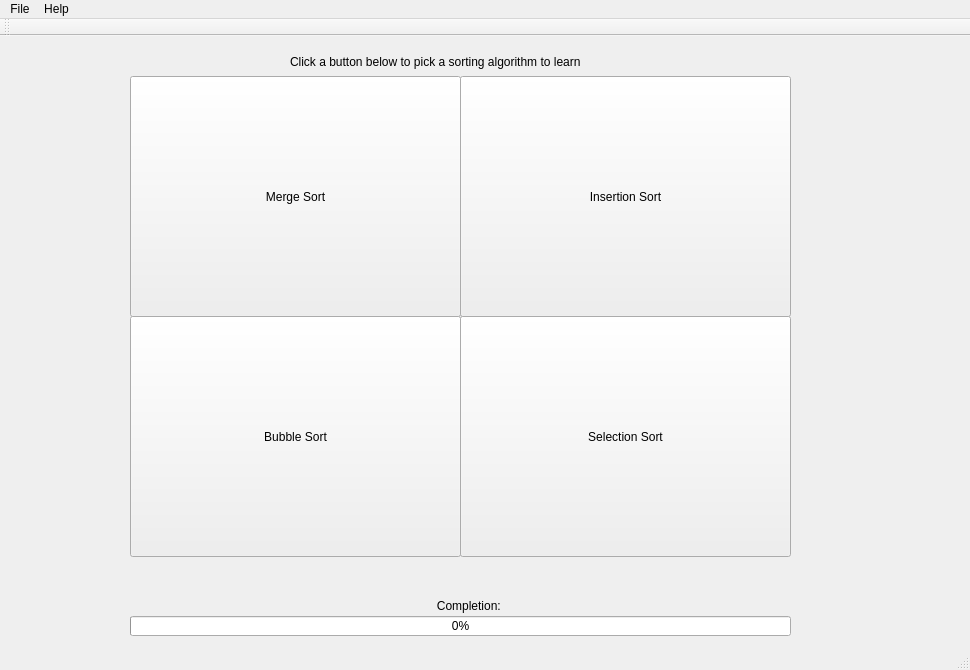
JonWiggins/SortingAlgorithmGame, file mainwindow.ui: the form before one commit.
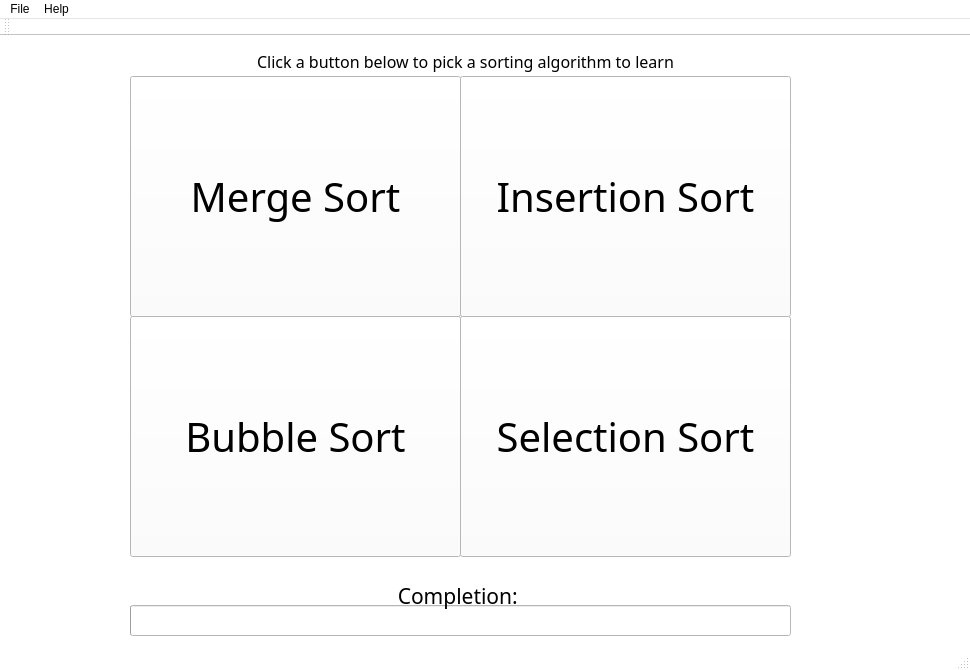
The form after the commit. The open tabs and pages were chosen to show the change.

Commit message: Added changes to make the ui look more pleasent and added a ground and a border to the boxes

The edit to the form file:
```diff
--- a/mainwindow.ui
+++ b/mainwindow.ui
@@ -10,9 +10,427 @@
     <height>670</height>
    </rect>
   </property>
+  <property name="palette">
+   <palette>
+    <active>
+     <colorrole role="WindowText">
+      <brush brushstyle="SolidPattern">
+       <color alpha="255">
+        <red>0</red>
+        <green>0</green>
+        <blue>0</blue>
+       </color>
+      </brush>
+     </colorrole>
+     <colorrole role="Button">
+      <brush brushstyle="SolidPattern">
+       <color alpha="255">
+        <red>255</red>
+        <green>255</green>
+        <blue>255</blue>
+       </color>
+      </brush>
+     </colorrole>
+     <colorrole role="Light">
+      <brush brushstyle="SolidPattern">
+       <color alpha="255">
+        <red>255</red>
+        <green>255</green>
+        <blue>255</blue>
+       </color>
+      </brush>
+     </colorrole>
+     <colorrole role="Midlight">
+      <brush brushstyle="SolidPattern">
+       <color alpha="255">
+        <red>255</red>
+        <green>255</green>
+        <blue>255</blue>
+       </color>
+      </brush>
+     </colorrole>
+     <colorrole role="Dark">
+      <brush brushstyle="SolidPattern">
+       <color alpha="255">
+        <red>127</red>
+        <green>127</green>
+        <blue>127</blue>
+       </color>
+      </brush>
+     </colorrole>
+     <colorrole role="Mid">
+      <brush brushstyle="SolidPattern">
+       <color alpha="255">
+        <red>170</red>
+        <green>170</green>
+        <blue>170</blue>
+       </color>
+      </brush>
+     </colorrole>
+     <colorrole role="Text">
+      <brush brushstyle="SolidPattern">
+       <color alpha="255">
+        <red>0</red>
+        <green>0</green>
+        <blue>0</blue>
+       </color>
+      </brush>
+     </colorrole>
+     <colorrole role="BrightText">
+      <brush brushstyle="SolidPattern">
+       <color alpha="255">
+        <red>255</red>
+        <green>255</green>
+        <blue>255</blue>
+       </color>
+      </brush>
+     </colorrole>
+     <colorrole role="ButtonText">
+      <brush brushstyle="SolidPattern">
+       <color alpha="255">
+        <red>0</red>
+        <green>0</green>
+        <blue>0</blue>
+       </color>
+      </brush>
+     </colorrole>
+     <colorrole role="Base">
+      <brush brushstyle="SolidPattern">
+       <color alpha="255">
+        <red>255</red>
+        <green>255</green>
+        <blue>255</blue>
+       </color>
+      </brush>
+     </colorrole>
+     <colorrole role="Window">
+      <brush brushstyle="SolidPattern">
+       <color alpha="255">
+        <red>255</red>
+        <green>255</green>
+        <blue>255</blue>
+       </color>
+      </brush>
+     </colorrole>
+     <colorrole role="Shadow">
+      <brush brushstyle="SolidPattern">
+       <color alpha="255">
+        <red>0</red>
+        <green>0</green>
+        <blue>0</blue>
+       </color>
+      </brush>
+     </colorrole>
+     <colorrole role="AlternateBase">
+      <brush brushstyle="SolidPattern">
+       <color alpha="255">
+        <red>255</red>
+        <green>255</green>
+        <blue>255</blue>
+       </color>
+      </brush>
+     </colorrole>
+     <colorrole role="ToolTipBase">
+      <brush brushstyle="SolidPattern">
+       <color alpha="255">
+        <red>255</red>
+        <green>255</green>
+        <blue>220</blue>
+       </color>
+      </brush>
+     </colorrole>
+     <colorrole role="ToolTipText">
+      <brush brushstyle="SolidPattern">
+       <color alpha="255">
+        <red>0</red>
+        <green>0</green>
+        <blue>0</blue>
+       </color>
+      </brush>
+     </colorrole>
+    </active>
+    <inactive>
+     <colorrole role="WindowText">
+      <brush brushstyle="SolidPattern">
+       <color alpha="255">
+        <red>0</red>
+        <green>0</green>
+        <blue>0</blue>
+       </color>
+      </brush>
+     </colorrole>
+     <colorrole role="Button">
+      <brush brushstyle="SolidPattern">
+       <color alpha="255">
+        <red>255</red>
+        <green>255</green>
+        <blue>255</blue>
+       </color>
+      </brush>
+     </colorrole>
+     <colorrole role="Light">
+      <brush brushstyle="SolidPattern">
+       <color alpha="255">
+        <red>255</red>
+        <green>255</green>
+        <blue>255</blue>
+       </color>
+      </brush>
+     </colorrole>
+     <colorrole role="Midlight">
+      <brush brushstyle="SolidPattern">
+       <color alpha="255">
+        <red>255</red>
+        <green>255</green>
+        <blue>255</blue>
+       </color>
+      </brush>
+     </colorrole>
+     <colorrole role="Dark">
+      <brush brushstyle="SolidPattern">
+       <color alpha="255">
+        <red>127</red>
+        <green>127</green>
+        <blue>127</blue>
+       </color>
+      </brush>
+     </colorrole>
+     <colorrole role="Mid">
+      <brush brushstyle="SolidPattern">
+       <color alpha="255">
+        <red>170</red>
+        <green>170</green>
+        <blue>170</blue>
+       </color>
+      </brush>
+     </colorrole>
+     <colorrole role="Text">
+      <brush brushstyle="SolidPattern">
+       <color alpha="255">
+        <red>0</red>
+        <green>0</green>
+        <blue>0</blue>
+       </color>
+      </brush>
+     </colorrole>
+     <colorrole role="BrightText">
+      <brush brushstyle="SolidPattern">
+       <color alpha="255">
+        <red>255</red>
+        <green>255</green>
+        <blue>255</blue>
+       </color>
+      </brush>
+     </colorrole>
+     <colorrole role="ButtonText">
+      <brush brushstyle="SolidPattern">
+       <color alpha="255">
+        <red>0</red>
+        <green>0</green>
+        <blue>0</blue>
+       </color>
+      </brush>
+     </colorrole>
+     <colorrole role="Base">
+      <brush brushstyle="SolidPattern">
+       <color alpha="255">
+        <red>255</red>
+        <green>255</green>
+        <blue>255</blue>
+       </color>
+      </brush>
+     </colorrole>
+     <colorrole role="Window">
+      <brush brushstyle="SolidPattern">
+       <color alpha="255">
+        <red>255</red>
+        <green>255</green>
+        <blue>255</blue>
+       </color>
+      </brush>
+     </colorrole>
+     <colorrole role="Shadow">
+      <brush brushstyle="SolidPattern">
+       <color alpha="255">
+        <red>0</red>
+        <green>0</green>
+        <blue>0</blue>
+       </color>
+      </brush>
+     </colorrole>
+     <colorrole role="AlternateBase">
+      <brush brushstyle="SolidPattern">
+       <color alpha="255">
+        <red>255</red>
+        <green>255</green>
+        <blue>255</blue>
+       </color>
+      </brush>
+     </colorrole>
+     <colorrole role="ToolTipBase">
+      <brush brushstyle="SolidPattern">
+       <color alpha="255">
+        <red>255</red>
+        <green>255</green>
+        <blue>220</blue>
+       </color>
+      </brush>
+     </colorrole>
+     <colorrole role="ToolTipText">
+      <brush brushstyle="SolidPattern">
+       <color alpha="255">
+        <red>0</red>
+        <green>0</green>
+        <blue>0</blue>
+       </color>
+      </brush>
+     </colorrole>
+    </inactive>
+    <disabled>
+     <colorrole role="WindowText">
+      <brush brushstyle="SolidPattern">
+       <color alpha="255">
+        <red>127</red>
+        <green>127</green>
+        <blue>127</blue>
+       </color>
+      </brush>
+     </colorrole>
+     <colorrole role="Button">
+      <brush brushstyle="SolidPattern">
+       <color alpha="255">
+        <red>255</red>
+        <green>255</green>
+        <blue>255</blue>
+       </color>
+      </brush>
+     </colorrole>
+     <colorrole role="Light">
+      <brush brushstyle="SolidPattern">
+       <color alpha="255">
+        <red>255</red>
+        <green>255</green>
+        <blue>255</blue>
+       </color>
+      </brush>
+     </colorrole>
+     <colorrole role="Midlight">
+      <brush brushstyle="SolidPattern">
+       <color alpha="255">
+        <red>255</red>
+        <green>255</green>
+        <blue>255</blue>
+       </color>
+      </brush>
+     </colorrole>
+     <colorrole role="Dark">
+      <brush brushstyle="SolidPattern">
+       <color alpha="255">
+        <red>127</red>
+        <green>127</green>
+        <blue>127</blue>
+       </color>
+      </brush>
+     </colorrole>
+     <colorrole role="Mid">
+      <brush brushstyle="SolidPattern">
+       <color alpha="255">
+        <red>170</red>
+        <green>170</green>
+        <blue>170</blue>
+       </color>
+      </brush>
+     </colorrole>
+     <colorrole role="Text">
+      <brush brushstyle="SolidPattern">
+       <color alpha="255">
+        <red>127</red>
+        <green>127</green>
+        <blue>127</blue>
+       </color>
+      </brush>
+     </colorrole>
+     <colorrole role="BrightText">
+      <brush brushstyle="SolidPattern">
+       <color alpha="255">
+        <red>255</red>
+        <green>255</green>
+        <blue>255</blue>
+       </color>
+      </brush>
+     </colorrole>
+     <colorrole role="ButtonText">
+      <brush brushstyle="SolidPattern">
+       <color alpha="255">
+        <red>127</red>
+        <green>127</green>
+        <blue>127</blue>
+       </color>
+      </brush>
+     </colorrole>
+     <colorrole role="Base">
+      <brush brushstyle="SolidPattern">
+       <color alpha="255">
+        <red>255</red>
+        <green>255</green>
+        <blue>255</blue>
+       </color>
+      </brush>
+     </colorrole>
+     <colorrole role="Window">
+      <brush brushstyle="SolidPattern">
+       <color alpha="255">
+        <red>255</red>
+        <green>255</green>
+        <blue>255</blue>
+       </color>
+      </brush>
+     </colorrole>
+     <colorrole role="Shadow">
+      <brush brushstyle="SolidPattern">
+       <color alpha="255">
+        <red>0</red>
+        <green>0</green>
+        <blue>0</blue>
+       </color>
+      </brush>
+     </colorrole>
+     <colorrole role="AlternateBase">
+      <brush brushstyle="SolidPattern">
+       <color alpha="255">
+        <red>255</red>
+        <green>255</green>
+        <blue>255</blue>
+       </color>
+      </brush>
+     </colorrole>
+     <colorrole role="ToolTipBase">
+      <brush brushstyle="SolidPattern">
+       <color alpha="255">
+        <red>255</red>
+        <green>255</green>
+        <blue>220</blue>
+       </color>
+      </brush>
+     </colorrole>
+     <colorrole role="ToolTipText">
+      <brush brushstyle="SolidPattern">
+       <color alpha="255">
+        <red>0</red>
+        <green>0</green>
+        <blue>0</blue>
+       </color>
+      </brush>
+     </colorrole>
+    </disabled>
+   </palette>
+  </property>
   <property name="windowTitle">
    <string>MainWindow</string>
   </property>
+  <property name="autoFillBackground">
+   <bool>true</bool>
+  </property>
   <widget class="QWidget" name="centralWidget">
    <widget class="QStackedWidget" name="stackedWidget">
     <property name="geometry">
@@ -23,6 +441,424 @@
       <height>700</height>
      </rect>
     </property>
+    <property name="palette">
+     <palette>
+      <active>
+       <colorrole role="WindowText">
+        <brush brushstyle="SolidPattern">
+         <color alpha="255">
+          <red>0</red>
+          <green>0</green>
+          <blue>0</blue>
+         </color>
+        </brush>
+       </colorrole>
+       <colorrole role="Button">
+        <brush brushstyle="SolidPattern">
+         <color alpha="255">
+          <red>255</red>
+          <green>255</green>
+          <blue>255</blue>
+         </color>
+        </brush>
+       </colorrole>
+       <colorrole role="Light">
+        <brush brushstyle="SolidPattern">
+         <color alpha="255">
+          <red>255</red>
+          <green>255</green>
+          <blue>255</blue>
+         </color>
+        </brush>
+       </colorrole>
+       <colorrole role="Midlight">
+        <brush brushstyle="SolidPattern">
+         <color alpha="255">
+          <red>255</red>
+          <green>255</green>
+          <blue>255</blue>
+         </color>
+        </brush>
+       </colorrole>
+       <colorrole role="Dark">
+        <brush brushstyle="SolidPattern">
+         <color alpha="255">
+          <red>127</red>
+          <green>127</green>
+          <blue>127</blue>
+         </color>
+        </brush>
+       </colorrole>
+       <colorrole role="Mid">
+        <brush brushstyle="SolidPattern">
+         <color alpha="255">
+          <red>170</red>
+          <green>170</green>
+          <blue>170</blue>
+         </color>
+        </brush>
+       </colorrole>
+       <colorrole role="Text">
+        <brush brushstyle="SolidPattern">
+         <color alpha="255">
+          <red>0</red>
+          <green>0</green>
+          <blue>0</blue>
+         </color>
+        </brush>
+       </colorrole>
+       <colorrole role="BrightText">
+        <brush brushstyle="SolidPattern">
+         <color alpha="255">
+          <red>255</red>
+          <green>255</green>
+          <blue>255</blue>
+         </color>
+        </brush>
+       </colorrole>
+       <colorrole role="ButtonText">
+        <brush brushstyle="SolidPattern">
+         <color alpha="255">
+          <red>0</red>
+          <green>0</green>
+          <blue>0</blue>
+         </color>
+        </brush>
+       </colorrole>
+       <colorrole role="Base">
+        <brush brushstyle="SolidPattern">
+         <color alpha="255">
+          <red>255</red>
+          <green>255</green>
+          <blue>255</blue>
+         </color>
+        </brush>
+       </colorrole>
+       <colorrole role="Window">
+        <brush brushstyle="SolidPattern">
+         <color alpha="255">
+          <red>255</red>
+          <green>255</green>
+          <blue>255</blue>
+         </color>
+        </brush>
+       </colorrole>
+       <colorrole role="Shadow">
+        <brush brushstyle="SolidPattern">
+         <color alpha="255">
+          <red>0</red>
+          <green>0</green>
+          <blue>0</blue>
+         </color>
+        </brush>
+       </colorrole>
+       <colorrole role="AlternateBase">
+        <brush brushstyle="SolidPattern">
+         <color alpha="255">
+          <red>255</red>
+          <green>255</green>
+          <blue>255</blue>
+         </color>
+        </brush>
+       </colorrole>
+       <colorrole role="ToolTipBase">
+        <brush brushstyle="SolidPattern">
+         <color alpha="255">
+          <red>255</red>
+          <green>255</green>
+          <blue>220</blue>
+         </color>
+        </brush>
+       </colorrole>
+       <colorrole role="ToolTipText">
+        <brush brushstyle="SolidPattern">
+         <color alpha="255">
+          <red>0</red>
+          <green>0</green>
+          <blue>0</blue>
+         </color>
+        </brush>
+       </colorrole>
+      </active>
+      <inactive>
+       <colorrole role="WindowText">
+        <brush brushstyle="SolidPattern">
+         <color alpha="255">
+          <red>0</red>
+          <green>0</green>
+          <blue>0</blue>
+         </color>
+        </brush>
+       </colorrole>
+       <colorrole role="Button">
+        <brush brushstyle="SolidPattern">
+         <color alpha="255">
+          <red>255</red>
+          <green>255</green>
+          <blue>255</blue>
+         </color>
+        </brush>
+       </colorrole>
+       <colorrole role="Light">
+        <brush brushstyle="SolidPattern">
+         <color alpha="255">
+          <red>255</red>
+          <green>255</green>
+          <blue>255</blue>
+         </color>
+        </brush>
+       </colorrole>
+       <colorrole role="Midlight">
+        <brush brushstyle="SolidPattern">
+         <color alpha="255">
+          <red>255</red>
+          <green>255</green>
+          <blue>255</blue>
+         </color>
+        </brush>
+       </colorrole>
+       <colorrole role="Dark">
+        <brush brushstyle="SolidPattern">
+         <color alpha="255">
+          <red>127</red>
+          <green>127</green>
+          <blue>127</blue>
+         </color>
+        </brush>
+       </colorrole>
+       <colorrole role="Mid">
+        <brush brushstyle="SolidPattern">
+         <color alpha="255">
+          <red>170</red>
+          <green>170</green>
+          <blue>170</blue>
+         </color>
+        </brush>
+       </colorrole>
+       <colorrole role="Text">
+        <brush brushstyle="SolidPattern">
+         <color alpha="255">
+          <red>0</red>
+          <green>0</green>
+          <blue>0</blue>
+         </color>
+        </brush>
+       </colorrole>
+       <colorrole role="BrightText">
+        <brush brushstyle="SolidPattern">
+         <color alpha="255">
+          <red>255</red>
+          <green>255</green>
+          <blue>255</blue>
+         </color>
+        </brush>
+       </colorrole>
+       <colorrole role="ButtonText">
+        <brush brushstyle="SolidPattern">
+         <color alpha="255">
+          <red>0</red>
+          <green>0</green>
+          <blue>0</blue>
+         </color>
+        </brush>
+       </colorrole>
+       <colorrole role="Base">
+        <brush brushstyle="SolidPattern">
+         <color alpha="255">
+          <red>255</red>
+          <green>255</green>
+          <blue>255</blue>
+         </color>
+        </brush>
+       </colorrole>
+       <colorrole role="Window">
+        <brush brushstyle="SolidPattern">
+         <color alpha="255">
+          <red>255</red>
+          <green>255</green>
+          <blue>255</blue>
+         </color>
+        </brush>
+       </colorrole>
+       <colorrole role="Shadow">
+        <brush brushstyle="SolidPattern">
+         <color alpha="255">
+          <red>0</red>
+          <green>0</green>
+          <blue>0</blue>
+         </color>
+        </brush>
+       </colorrole>
+       <colorrole role="AlternateBase">
+        <brush brushstyle="SolidPattern">
+         <color alpha="255">
+          <red>255</red>
+          <green>255</green>
+          <blue>255</blue>
+         </color>
+        </brush>
+       </colorrole>
+       <colorrole role="ToolTipBase">
+        <brush brushstyle="SolidPattern">
+         <color alpha="255">
+          <red>255</red>
+          <green>255</green>
+          <blue>220</blue>
+         </color>
+        </brush>
+       </colorrole>
+       <colorrole role="ToolTipText">
+        <brush brushstyle="SolidPattern">
+         <color alpha="255">
+          <red>0</red>
+          <green>0</green>
+          <blue>0</blue>
+         </color>
+        </brush>
+       </colorrole>
+      </inactive>
+      <disabled>
+       <colorrole role="WindowText">
+        <brush brushstyle="SolidPattern">
+         <color alpha="255">
+          <red>127</red>
+          <green>127</green>
+          <blue>127</blue>
+         </color>
+        </brush>
+       </colorrole>
+       <colorrole role="Button">
+        <brush brushstyle="SolidPattern">
+         <color alpha="255">
+          <red>255</red>
+          <green>255</green>
+          <blue>255</blue>
+         </color>
+        </brush>
+       </colorrole>
+       <colorrole role="Light">
+        <brush brushstyle="SolidPattern">
+         <color alpha="255">
+          <red>255</red>
+          <green>255</green>
+          <blue>255</blue>
+         </color>
+        </brush>
+       </colorrole>
+       <colorrole role="Midlight">
+        <brush brushstyle="SolidPattern">
+         <color alpha="255">
+          <red>255</red>
+          <green>255</green>
+          <blue>255</blue>
+         </color>
+        </brush>
+       </colorrole>
+       <colorrole role="Dark">
+        <brush brushstyle="SolidPattern">
+         <color alpha="255">
+          <red>127</red>
+          <green>127</green>
+          <blue>127</blue>
+         </color>
+        </brush>
+       </colorrole>
+       <colorrole role="Mid">
+        <brush brushstyle="SolidPattern">
+         <color alpha="255">
+          <red>170</red>
+          <green>170</green>
+          <blue>170</blue>
+         </color>
+        </brush>
+       </colorrole>
+       <colorrole role="Text">
+        <brush brushstyle="SolidPattern">
+         <color alpha="255">
+          <red>127</red>
+          <green>127</green>
+          <blue>127</blue>
+         </color>
+        </brush>
+       </colorrole>
+       <colorrole role="BrightText">
+        <brush brushstyle="SolidPattern">
+         <color alpha="255">
+          <red>255</red>
+          <green>255</green>
+          <blue>255</blue>
+         </color>
+        </brush>
+       </colorrole>
+       <colorrole role="ButtonText">
+        <brush brushstyle="SolidPattern">
+         <color alpha="255">
+          <red>127</red>
+          <green>127</green>
+          <blue>127</blue>
+         </color>
+        </brush>
+       </colorrole>
+       <colorrole role="Base">
+        <brush brushstyle="SolidPattern">
+         <color alpha="255">
+          <red>255</red>
+          <green>255</green>
+          <blue>255</blue>
+         </color>
+        </brush>
+       </colorrole>
+       <colorrole role="Window">
+        <brush brushstyle="SolidPattern">
+         <color alpha="255">
+          <red>255</red>
+          <green>255</green>
+          <blue>255</blue>
+         </color>
+        </brush>
+       </colorrole>
+       <colorrole role="Shadow">
+        <brush brushstyle="SolidPattern">
+         <color alpha="255">
+          <red>0</red>
+          <green>0</green>
+          <blue>0</blue>
+         </color>
+        </brush>
+       </colorrole>
+       <colorrole role="AlternateBase">
+        <brush brushstyle="SolidPattern">
+         <color alpha="255">
+          <red>255</red>
+          <green>255</green>
+          <blue>255</blue>
+         </color>
+        </brush>
+       </colorrole>
+       <colorrole role="ToolTipBase">
+        <brush brushstyle="SolidPattern">
+         <color alpha="255">
+          <red>255</red>
+          <green>255</green>
+          <blue>220</blue>
+         </color>
+        </brush>
+       </colorrole>
+       <colorrole role="ToolTipText">
+        <brush brushstyle="SolidPattern">
+         <color alpha="255">
+          <red>0</red>
+          <green>0</green>
+          <blue>0</blue>
+         </color>
+        </brush>
+       </colorrole>
+      </disabled>
+     </palette>
+    </property>
+    <property name="autoFillBackground">
+     <bool>true</bool>
+    </property>
     <property name="currentIndex">
      <number>2</number>
     </property>
@@ -36,6 +872,12 @@
         <height>241</height>
        </rect>
       </property>
+      <property name="font">
+       <font>
+        <family>Manjari</family>
+        <pointsize>30</pointsize>
+       </font>
+      </property>
       <property name="text">
        <string>Merge Sort</string>
       </property>
@@ -49,6 +891,12 @@
         <height>241</height>
        </rect>
       </property>
+      <property name="font">
+       <font>
+        <family>Manjari</family>
+        <pointsize>30</pointsize>
+       </font>
+      </property>
       <property name="text">
        <string>Insertion Sort</string>
       </property>
@@ -62,6 +910,12 @@
         <height>241</height>
        </rect>
       </property>
+      <property name="font">
+       <font>
+        <family>Manjari</family>
+        <pointsize>30</pointsize>
+       </font>
+      </property>
       <property name="text">
        <string>Bubble Sort</string>
       </property>
@@ -75,6 +929,12 @@
         <height>241</height>
        </rect>
       </property>
+      <property name="font">
+       <font>
+        <family>Manjari</family>
+        <pointsize>30</pointsize>
+       </font>
+      </property>
       <property name="text">
        <string>Selection Sort</string>
       </property>
@@ -83,9 +943,9 @@
       <property name="geometry">
        <rect>
         <x>120</x>
-        <y>580</y>
+        <y>569</y>
         <width>661</width>
-        <height>20</height>
+        <height>31</height>
        </rect>
       </property>
       <property name="focusPolicy">
@@ -98,18 +958,24 @@
        <number>0</number>
       </property>
       <property name="textVisible">
-       <bool>true</bool>
+       <bool>false</bool>
       </property>
      </widget>
      <widget class="QLabel" name="label_2">
       <property name="geometry">
        <rect>
-        <x>400</x>
-        <y>560</y>
-        <width>121</width>
-        <height>20</height>
+        <x>320</x>
+        <y>539</y>
+        <width>261</width>
+        <height>41</height>
        </rect>
       </property>
+      <property name="font">
+       <font>
+        <family>Manjari</family>
+        <pointsize>16</pointsize>
+       </font>
+      </property>
       <property name="text">
        <string>Completion: </string>
       </property>
@@ -120,15 +986,24 @@
      <widget class="QLabel" name="label_3">
       <property name="geometry">
        <rect>
-        <x>280</x>
+        <x>240</x>
         <y>10</y>
         <width>431</width>
         <height>31</height>
        </rect>
       </property>
+      <property name="font">
+       <font>
+        <family>Manjari</family>
+        <pointsize>12</pointsize>
+       </font>
+      </property>
       <property name="text">
        <string>Click a button below to pick a sorting algorithm to learn</string>
       </property>
+      <property name="alignment">
+       <set>Qt::AlignCenter</set>
+      </property>
      </widget>
     </widget>
     <widget class="QWidget" name="SortInfo">
```
Left out of the diff: 29 changed lines with no effect on the pictures. The commit also changes 1 other file.
